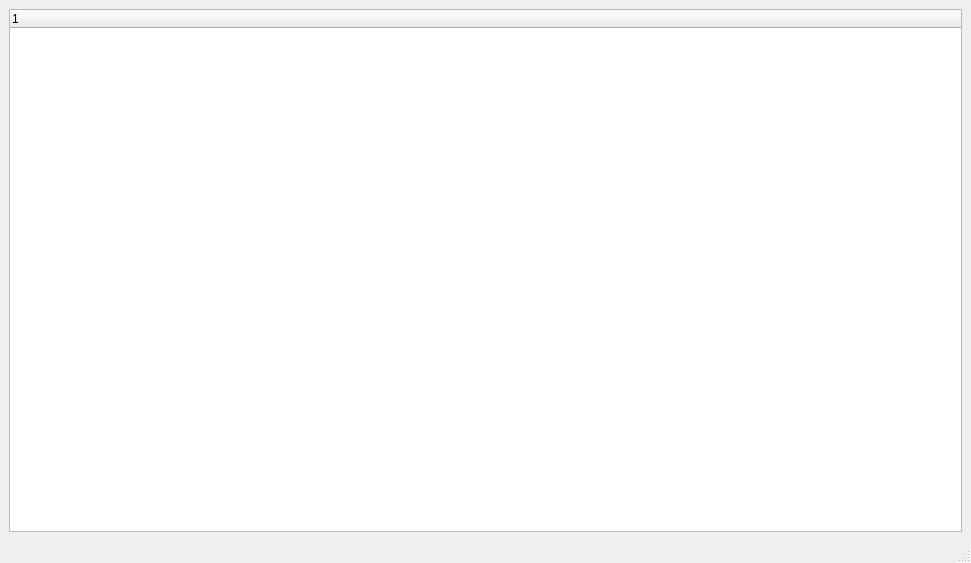
Qt form main.ui (vertexi/Uexit) before a commit.
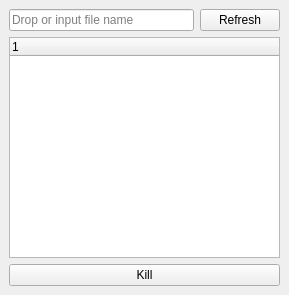
The same form after that commit.

Commit message: add kill pushbutton and resize ui

Diff of the .ui file:
```diff
--- a/main.ui
+++ b/main.ui
@@ -6,8 +6,8 @@
    <rect>
     <x>0</x>
     <y>0</y>
-    <width>971</width>
-    <height>563</height>
+    <width>289</width>
+    <height>295</height>
    </rect>
   </property>
   <property name="windowTitle">
@@ -15,6 +15,27 @@
   </property>
   <widget class="QWidget" name="centralwidget">
    <layout class="QVBoxLayout" name="verticalLayout">
+    <item>
+     <layout class="QHBoxLayout" name="horizontalLayout_2">
+      <item>
+       <widget class="QLineEdit" name="file_path_input">
+        <property name="text">
+         <string/>
+        </property>
+        <property name="placeholderText">
+         <string>Drop or input file name</string>
+        </property>
+       </widget>
+      </item>
+      <item>
+       <widget class="QPushButton" name="refresh_pushbutton">
+        <property name="text">
+         <string>Refresh</string>
+        </property>
+       </widget>
+      </item>
+     </layout>
+    </item>
     <item>
      <layout class="QVBoxLayout" name="verticalLayout_2">
       <item>
@@ -28,9 +49,15 @@
       </item>
      </layout>
     </item>
+    <item>
+     <widget class="QPushButton" name="kill_pushbutton">
+      <property name="text">
+       <string>Kill</string>
+      </property>
+     </widget>
+    </item>
    </layout>
   </widget>
-  <widget class="QStatusBar" name="statusbar"/>
  </widget>
  <resources/>
  <connections/>
```
The commit also changes 3 other files.
